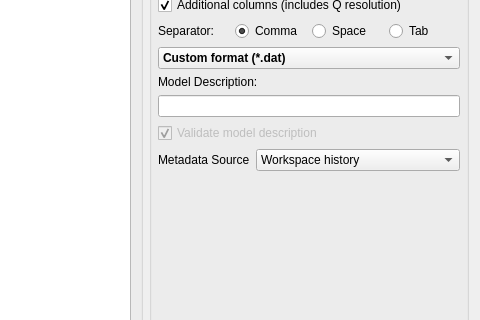
Before: the Qt Designer form qt/scientific_interfaces/ISISReflectometry/GUI/Save/SaveWidget.ui in mantidproject/mantid, drawn with Qt 5; both pictures show x 508 to 988 and y 163 to 483 of the 988 by 672 pixel window.
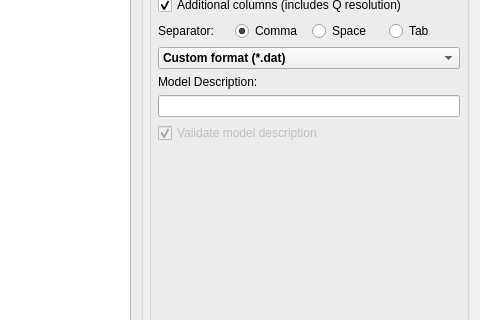
After: the same form once the commit is applied.

Commit message:
Remove ORSO Metadata Source Selection from GUI
The GUI should have consistent enough reduction that entering the metadata
manually probably isn't actaully needed. Since we can just get all of it
from the history.

RE #40609

```diff
--- a/qt/scientific_interfaces/ISISReflectometry/GUI/Save/SaveWidget.ui
+++ b/qt/scientific_interfaces/ISISReflectometry/GUI/Save/SaveWidget.ui
@@ -195,7 +195,7 @@
        <property name="alignment">
         <set>Qt::AlignLeading|Qt::AlignLeft|Qt::AlignTop</set>
        </property>
-       <layout class="QVBoxLayout" name="verticalLayout_4" stretch="0,0,0,0,0,0,0,0">
+       <layout class="QVBoxLayout" name="verticalLayout_4" stretch="0,0,0,0,0,0,0">
         <property name="leftMargin">
          <number>6</number>
         </property>
@@ -378,51 +378,6 @@
                 </property>
             </widget>
         </item>
-        <item>
-         <layout class="QHBoxLayout" name="horizontalLayout_2">
-          <property name="bottomMargin">
-           <number>0</number>
-          </property>
-          <item>
-           <widget class="QLabel" name="metaSourceLabel">
-            <property name="sizePolicy">
-             <sizepolicy hsizetype="Minimum" vsizetype="Minimum">
-              <horstretch>0</horstretch>
-              <verstretch>0</verstretch>
-             </sizepolicy>
-            </property>
-            <property name="text">
-             <string>Metadata Source</string>
-            </property>
-           </widget>
-          </item>
-          <item>
-           <widget class="QComboBox" name="metaSourceComboBox">
-            <property name="sizePolicy">
-             <sizepolicy hsizetype="Expanding" vsizetype="Fixed">
-              <horstretch>0</horstretch>
-              <verstretch>0</verstretch>
-             </sizepolicy>
-            </property>
-            <item>
-             <property name="text">
-              <string>Workspace history</string>
-             </property>
-            </item>
-            <item>
-             <property name="text">
-              <string>History where possible</string>
-             </property>
-            </item>
-            <item>
-             <property name="text">
-              <string>Manual</string>
-             </property>
-            </item>
-           </widget>
-          </item>
-         </layout>
-        </item>
         <item>
          <spacer name="verticalSpacer">
           <property name="orientation">
```
The commit also changes 16 other files.
